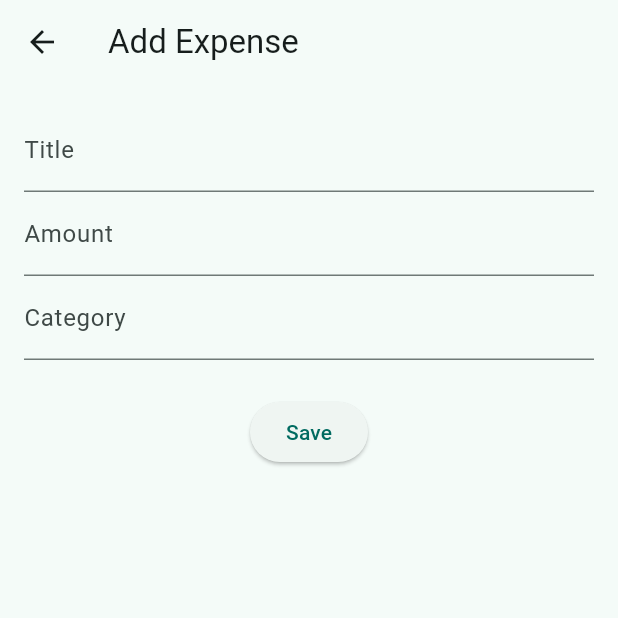
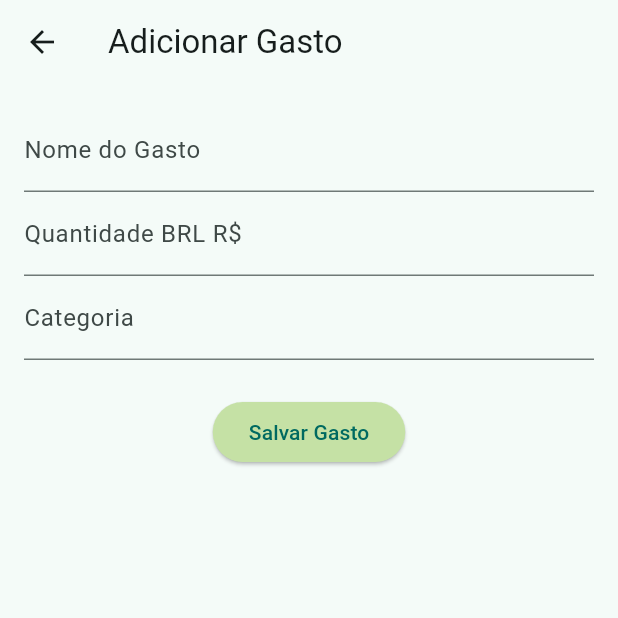
Before and after one commit to SamIamarino/Projeto-Final-Disp-Moveis, a Flutter app: the AddExpenseScreen screen opened directly, on a phone screen of 412 x 824 dp, the top half of it. Run offline on Flutter 3.47's test engine with Material 3 defaults, Android fonts, the phone set to English and light mode, and no system bars; our stand-ins replace fl_chart, sqflite; accounts and stored records are empty.

Commit message:
CHORE:: Alterando os nomes do formulario e alguns estilos

```diff
--- a/gestorfinanceiro/lib/views/screens/add_expense_screen.dart
+++ b/gestorfinanceiro/lib/views/screens/add_expense_screen.dart
@@ -39,7 +39,7 @@ class _AddExpenseScreenState extends State<AddExpenseScreen> {
   @override
   Widget build(BuildContext context) {
     return Scaffold(
-      appBar: AppBar(title: const Text('Add Expense')),
+      appBar: AppBar(title: const Text('Adicionar Gasto')),
       body: Padding(
         padding: const EdgeInsets.all(16),
         child: Form(
@@ -48,22 +48,29 @@ class _AddExpenseScreenState extends State<AddExpenseScreen> {
             children: [
               TextFormField(
                 controller: _titleCtrl,
-                decoration: const InputDecoration(labelText: 'Title'),
+                decoration: const InputDecoration(labelText: 'Nome do Gasto'),
                 validator: (v) => v!.isEmpty ? 'Required' : null,
               ),
               TextFormField(
                 controller: _amountCtrl,
-                decoration: const InputDecoration(labelText: 'Amount'),
+                decoration:
+                    const InputDecoration(labelText: 'Quantidade BRL R\$'),
                 keyboardType: TextInputType.number,
                 validator: (v) =>
                     double.tryParse(v ?? '') == null ? 'Enter a number' : null,
               ),
               TextFormField(
                 controller: _categoryCtrl,
-                decoration: const InputDecoration(labelText: 'Category'),
+                decoration: const InputDecoration(labelText: 'Categoria'),
               ),
               const SizedBox(height: 24),
-              ElevatedButton(onPressed: _save, child: const Text('Save')),
+              ElevatedButton(
+                onPressed: _save,
+                style: ElevatedButton.styleFrom(
+                  backgroundColor: Colors.lightGreen.shade200,
+                ),
+                child: const Text('Salvar Gasto'),
+              )
             ],
           ),
         ),
```
